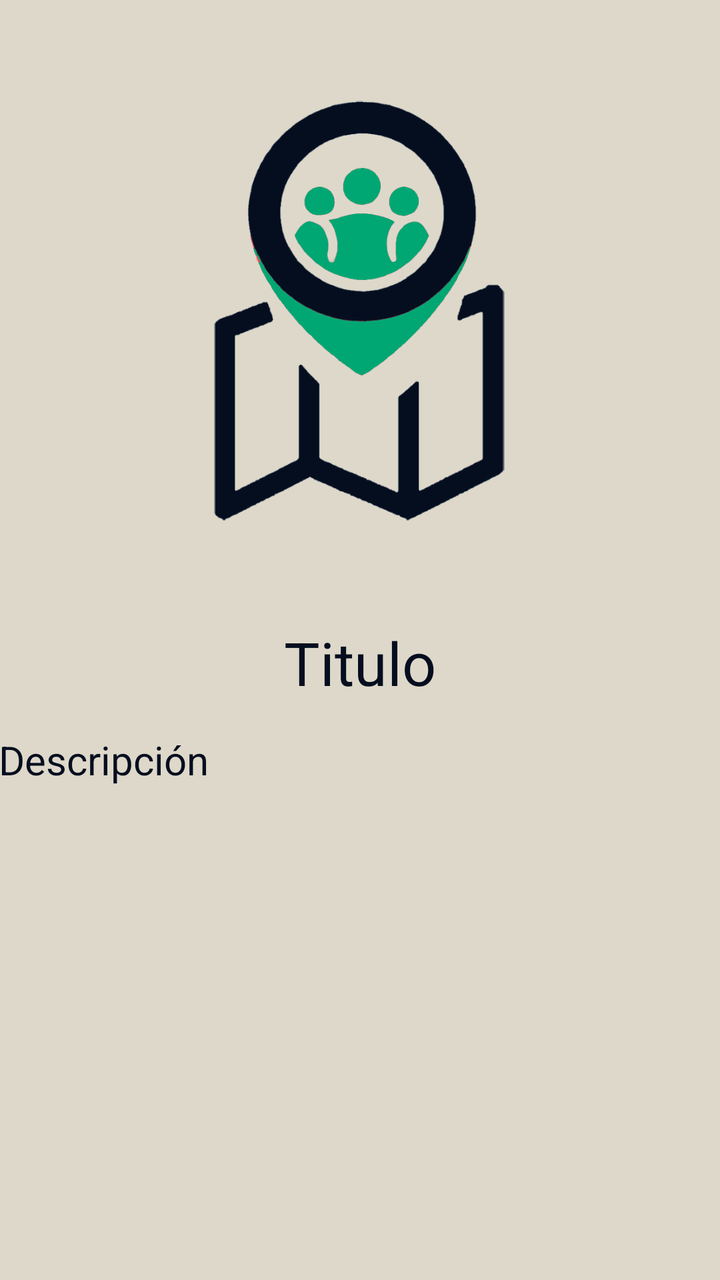
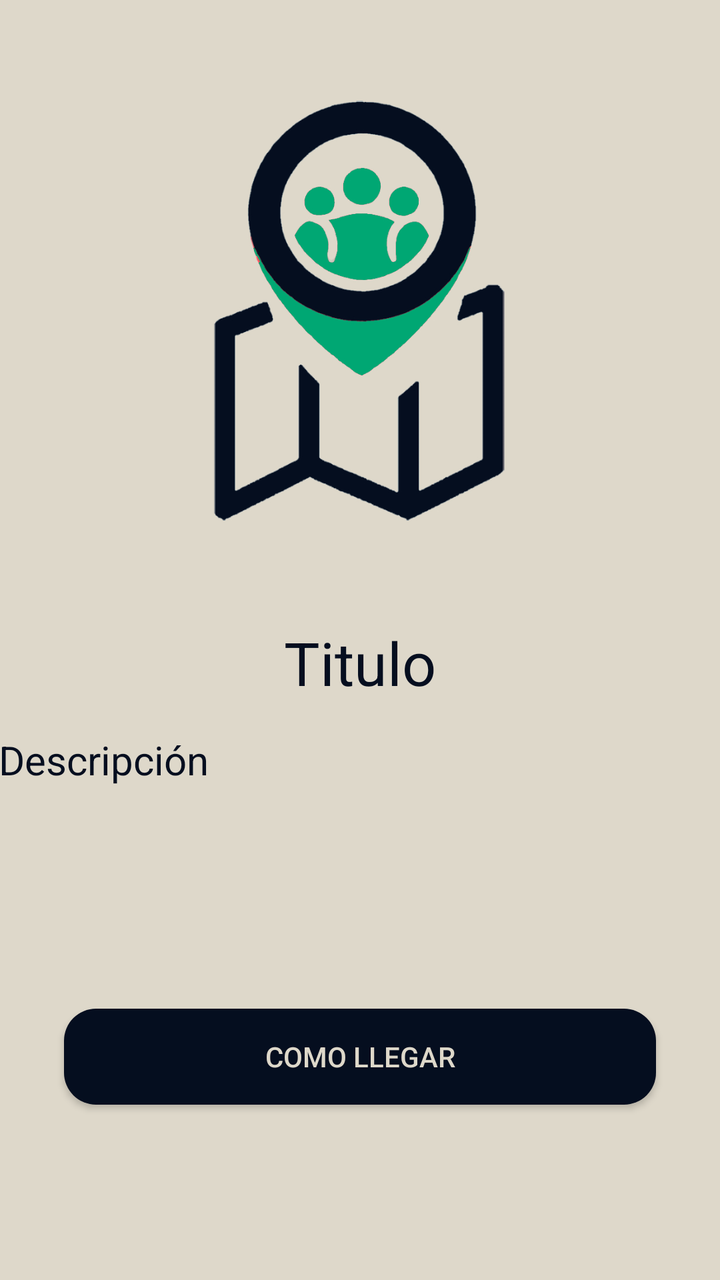

The first picture is an Android layout as it rendered before a commit; the second is the same layout after the commit. The layout source and the unified diff follow.
<!-- AndroidManifest.xml: application theme Theme.Design.NoActionBar -->
<!-- res/layout/activity_info_social_point.xml -->
<?xml version="1.0" encoding="utf-8"?>
<androidx.constraintlayout.widget.ConstraintLayout xmlns:android="http://schemas.android.com/apk/res/android"
    xmlns:app="http://schemas.android.com/apk/res-auto"
    xmlns:tools="http://schemas.android.com/tools"
    android:layout_width="match_parent"
    android:layout_height="match_parent"
    android:background="#ded8ca">

    <ImageView
        android:id="@+id/imageView5"
        android:layout_width="299dp"
        android:layout_height="311dp"
        app:layout_constraintEnd_toEndOf="parent"
        app:layout_constraintHorizontal_bias="0.497"
        app:layout_constraintStart_toStartOf="parent"
        app:layout_constraintTop_toTopOf="parent"
        app:srcCompat="@drawable/logo" />

    <TextView
        android:id="@+id/titleTextView"
        android:layout_width="wrap_content"
        android:layout_height="wrap_content"
        android:text="Titulo"
        android:textColor="#050e1f"
        android:textSize="30sp"
        app:layout_constraintEnd_toEndOf="parent"
        app:layout_constraintStart_toStartOf="parent"
        app:layout_constraintTop_toBottomOf="@+id/imageView5" />

    <TextView
        android:id="@+id/descriptionTextView"
        android:layout_width="362dp"
        android:layout_height="106dp"
        android:layout_marginStart="32dp"
        android:layout_marginTop="15dp"
        android:layout_marginEnd="32dp"
        android:text="Descripción"
        android:textColor="#050e1f"
        android:textSize="20sp"
        app:layout_constraintEnd_toEndOf="parent"
        app:layout_constraintStart_toStartOf="parent"
        app:layout_constraintTop_toBottomOf="@+id/titleTextView" />

    <ImageButton
        android:id="@+id/deleteButton"
        android:layout_width="101dp"
        android:layout_height="95dp"
        android:layout_marginEnd="60dp"
        android:layout_marginBottom="20dp"
        android:backgroundTint="#00FFFFFF"
        android:contentDescription="@string/app_name"
        android:scaleType="fitCenter"
        android:visibility="gone"
        app:layout_constraintBottom_toBottomOf="parent"
        app:layout_constraintEnd_toEndOf="parent"
        app:srcCompat="@drawable/delete_button" />

    <ImageButton
        android:id="@+id/editButton"
        android:layout_width="104dp"
        android:layout_height="107dp"
        android:layout_marginStart="60dp"
        android:layout_marginBottom="18dp"
        android:backgroundTint="#00FFFFFF"
        android:contentDescription="@string/app_name"
        android:scaleType="fitCenter"
        android:visibility="gone"
        app:layout_constraintBottom_toBottomOf="parent"
        app:layout_constraintStart_toStartOf="parent"
        app:srcCompat="@drawable/edit_button" />
</androidx.constraintlayout.widget.ConstraintLayout>
<!-- resources referenced by this layout -->
<resources>
  <!-- drawable delete_button: png bitmap (drawable, 35200 bytes) -->
  <!-- drawable edit_button: png bitmap (drawable, 56305 bytes) -->
  <!-- drawable logo: jpg bitmap (drawable, 135357 bytes) -->
  <string name="app_name">Social Map Points</string>
</resources>

<!-- the commit's change to res/layout/activity_info_social_point.xml (unified diff, before → after) -->
@@ -5,6 +5,20 @@
     android:layout_width="match_parent"
     android:layout_height="match_parent"
     android:background="#ded8ca">
+
+    <Button
+        android:id="@+id/comoLlegarButton"
+        android:layout_width="match_parent"
+        android:layout_height="wrap_content"
+        android:layout_marginStart="32dp"
+        android:layout_marginTop="32dp"
+        android:layout_marginEnd="32dp"
+        android:background="@drawable/button_rounded"
+        android:text="Como llegar"
+        android:textColor="#ded8ca"
+        app:layout_constraintEnd_toEndOf="parent"
+        app:layout_constraintStart_toStartOf="parent"
+        app:layout_constraintTop_toBottomOf="@+id/descriptionTextView" />
 
     <ImageView
         android:id="@+id/imageView5"
<!-- resource entries referenced after the edit -->
@@ -1,5 +1,11 @@
 <!-- resources referenced by this layout -->
 <resources>
+  <!-- drawable button_rounded (drawable) -->
+  <?xml version="1.0" encoding="utf-8"?>
+  <shape xmlns:android="http://schemas.android.com/apk/res/android">
+      <corners android:radius="16dp" />
+      <solid android:color="#050e1f" />
+  </shape>
   <!-- drawable delete_button: png bitmap (drawable, 35200 bytes) -->
   <!-- drawable edit_button: png bitmap (drawable, 56305 bytes) -->
   <!-- drawable logo: jpg bitmap (drawable, 135357 bytes) -->
